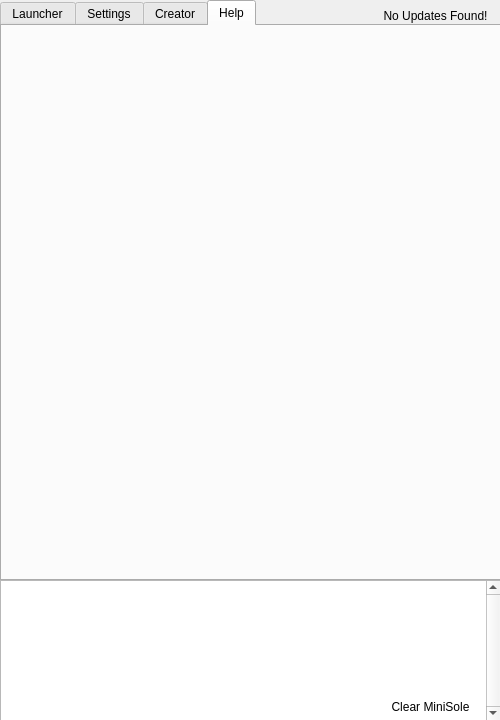
Neeko-iko/JavierLauncher, file Internals/Super Internals/JavierUI.ui: the form before one commit.
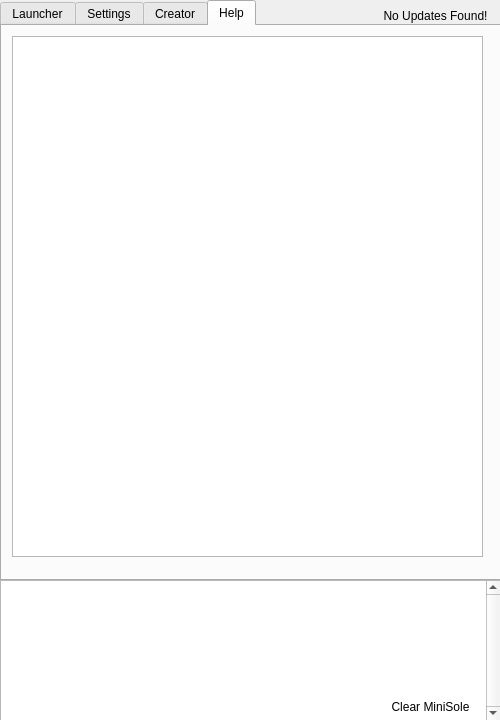
The form after the commit. The open tabs and pages were chosen to show the change.

The edit to the form file:
```diff
--- a/Internals/Super Internals/JavierUI.ui
+++ b/Internals/Super Internals/JavierUI.ui
@@ -711,6 +711,16 @@
      <attribute name="toolTip">
       <string>What do you expect this to mean?</string>
      </attribute>
+     <widget class="QTextEdit" name="textEdit">
+      <property name="geometry">
+       <rect>
+        <x>10</x>
+        <y>10</y>
+        <width>471</width>
+        <height>521</height>
+       </rect>
+      </property>
+     </widget>
     </widget>
    </widget>
    <widget class="QPlainTextEdit" name="miniSole">
```
